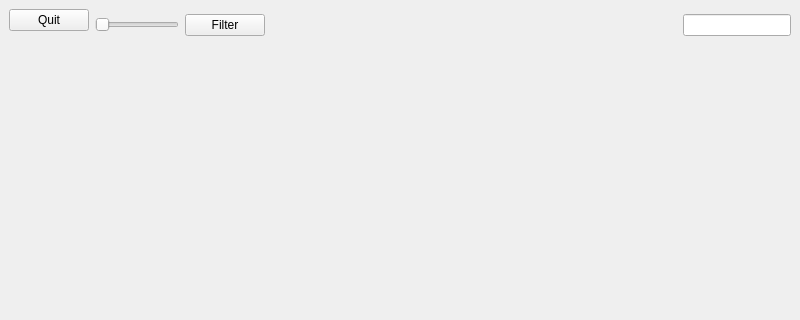
The window that mainwindow.ui (baptistegasser/Bibliotheque_Photo) describes before a commit, drawn with Qt 5; both pictures show x 0 to 800 and y 0 to 320 of the 800 by 600 pixel window.
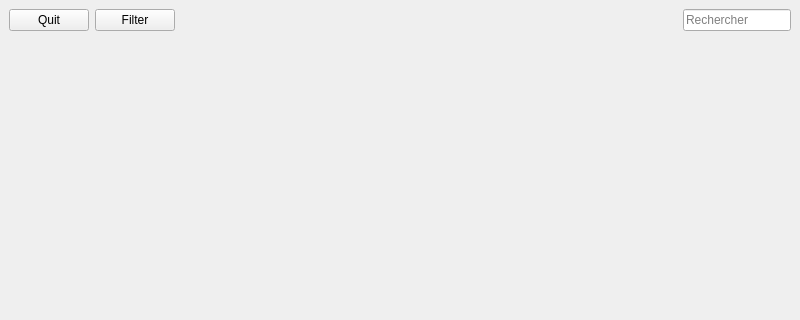
The same window after the commit.

```diff
--- a/mainwindow.ui
+++ b/mainwindow.ui
@@ -61,22 +61,6 @@
       </item>
       <item>
        <layout class="QVBoxLayout" name="verticalLayout">
-        <item>
-         <spacer name="verticalSpacer">
-          <property name="orientation">
-           <enum>Qt::Vertical</enum>
-          </property>
-          <property name="sizeType">
-           <enum>QSizePolicy::Fixed</enum>
-          </property>
-          <property name="sizeHint" stdset="0">
-           <size>
-            <width>20</width>
-            <height>5</height>
-           </size>
-          </property>
-         </spacer>
-        </item>
         <item>
          <layout class="QVBoxLayout" name="verticalLayout_3">
           <item>
@@ -84,19 +68,6 @@
             <property name="bottomMargin">
              <number>20</number>
             </property>
-            <item>
-             <widget class="QSlider" name="horizontalSlider">
-              <property name="sizePolicy">
-               <sizepolicy hsizetype="Fixed" vsizetype="Fixed">
-                <horstretch>0</horstretch>
-                <verstretch>0</verstretch>
-               </sizepolicy>
-              </property>
-              <property name="orientation">
-               <enum>Qt::Horizontal</enum>
-              </property>
-             </widget>
-            </item>
             <item>
              <widget class="QPushButton" name="Filter">
               <property name="text">
@@ -125,6 +96,9 @@
                 <verstretch>0</verstretch>
                </sizepolicy>
               </property>
+              <property name="placeholderText">
+               <string>Rechercher</string>
+              </property>
              </widget>
             </item>
            </layout>
```
